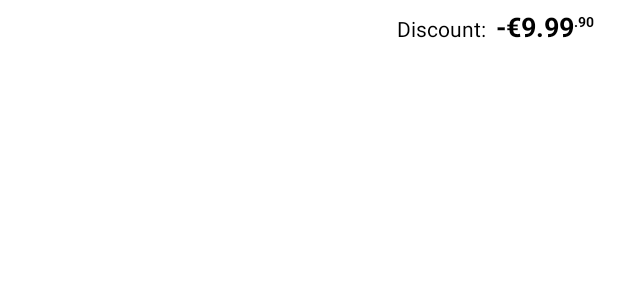
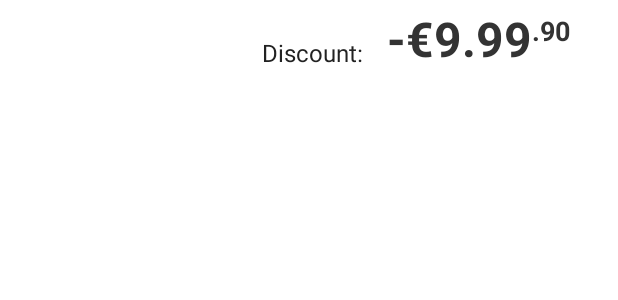
Before and after one commit to gini/gini-pay-bank-sdk-android, an Android app: the layout gpb_item_digital_invoice_addon.xml on its own in the app's theme, with its tools: preview values and no code run, on a phone screen of 412 x 824 dp. Shown: the top 300 px of the screen. Run offline under Robolectric (Android 15) with nearby library versions, the phone set to English and light mode, and no system bars.

Commit message:
Fixes - Back button for components module - addons fix - text updates

```diff
--- a/ginipaybank/src/main/res/layout/gpb_item_digital_invoice_addon.xml
+++ b/ginipaybank/src/main/res/layout/gpb_item_digital_invoice_addon.xml
@@ -1,8 +1,9 @@
 <?xml version="1.0" encoding="utf-8"?>
-<RelativeLayout xmlns:android="http://schemas.android.com/apk/res/android"
+<androidx.constraintlayout.widget.ConstraintLayout xmlns:android="http://schemas.android.com/apk/res/android"
     xmlns:tools="http://schemas.android.com/tools"
     android:layout_width="match_parent"
     android:layout_height="wrap_content"
+    xmlns:app="http://schemas.android.com/apk/res-auto"
     android:background="@android:color/transparent"
     android:paddingStart="@dimen/gpb_digital_invoice_addon_horizontal_padding"
     android:paddingTop="@dimen/gpb_digital_invoice_addon_vertical_padding"
@@ -17,6 +18,8 @@
         android:layout_alignParentEnd="true"
         android:layout_marginEnd="@dimen/gpb_digital_invoice_addon_name_margin_right"
         android:textAppearance="@style/GiniCaptureTheme.DigitalInvoice.Addon.Name.TextStyle"
+        app:layout_constraintEnd_toStartOf="@id/gpb_addon_price_total_integral_part"
+        app:layout_constraintBottom_toBottomOf="@id/gpb_addon_price_total_integral_part"
         tools:text="Discount:"/>
 
     <TextView
@@ -27,15 +30,18 @@
         android:layout_toStartOf="@+id/gpb_addon_price_total_fractional_part"
         android:includeFontPadding="false"
         android:textAppearance="@style/GiniCaptureTheme.DigitalInvoice.Addon.Price.Integral.TextStyle"
+        app:layout_constraintTop_toTopOf="parent"
+        app:layout_constraintEnd_toStartOf="@id/gpb_addon_price_total_fractional_part"
         tools:text="-€9.99" />
 
     <TextView
         android:id="@+id/gpb_addon_price_total_fractional_part"
         android:layout_width="wrap_content"
         android:layout_height="wrap_content"
-        android:layout_alignTop="@id/gpb_addon_price_total_integral_part"
-        android:layout_alignParentEnd="true"
         android:textAppearance="@style/GiniCaptureTheme.DigitalInvoice.Addon.Price.Fractional.TextStyle"
+        android:layout_marginEnd="@dimen/gpb_digital_invoice_addon_price_margin_right"
+        app:layout_constraintTop_toTopOf="parent"
+        app:layout_constraintEnd_toEndOf="parent"
         tools:text=".90" />
 
-</RelativeLayout>
+</androidx.constraintlayout.widget.ConstraintLayout>
--- a/ginipaybank/src/main/res/values/colors.xml
+++ b/ginipaybank/src/main/res/values/colors.xml
@@ -66,8 +66,8 @@
     <color name="gpb_digital_invoice_header_button_2_text_color">#fff</color>
 
 
-    <color name="gpb_digital_invoice_addon_name_text">#000</color>
-    <color name="gpb_digital_invoice_addon_price_text">#000</color>
+    <color name="gpb_digital_invoice_addon_name_text">#222222</color>
+    <color name="gpb_digital_invoice_addon_price_text">#333333</color>
 
     <color name="gpb_digital_invoice_onboarding_fragment_background">#009EDC</color>
     <color name="gpb_digital_invoice_onboarding_text">#fff</color>
--- a/ginipaybank/src/main/res/values/dimens.xml
+++ b/ginipaybank/src/main/res/values/dimens.xml
@@ -78,7 +78,8 @@
 
     <dimen name="gpb_digital_invoice_addon_horizontal_padding">16dp</dimen>
     <dimen name="gpb_digital_invoice_addon_vertical_padding">8dp</dimen>
-    <dimen name="gpb_digital_invoice_addon_name_margin_right">72dp</dimen>
+    <dimen name="gpb_digital_invoice_addon_name_margin_right">16dp</dimen>
+    <dimen name="gpb_digital_invoice_addon_price_margin_right">16dp</dimen>
 
     <dimen name="gpb_digital_invoice_onboarding_hero_image_vertical_margin">0dp</dimen>
     <dimen name="gpb_digital_invoice_onboarding_new_badge_vertical_margin">32dp</dimen>
@@ -115,4 +116,5 @@
     <dimen name="gpb_digital_invoice_line_item_details_price_padding">24dp</dimen>
     <dimen name="gpb_digital_invoice_line_item_remove_margin_top">10dp</dimen>
 
+
 </resources>
--- a/ginipaybank/src/main/res/values/strings.xml
+++ b/ginipaybank/src/main/res/values/strings.xml
@@ -14,7 +14,7 @@
     <string name="gpb_digital_invoice_line_item_quantity">%1$dx</string>
     <string name="gpb_digital_invoice_line_item_index">Artikel %1$d/%2$d</string>
 
-    <string name="gpb_digital_invoice_footer_notice">Bitte überprüfe vor der Zahlung, ob alles in Ordnung ist und bearbeite eventuell die Gesamtsumme.</string>
+    <string name="gpb_digital_invoice_footer_notice">Bitte überprüfe vor der Zahlung, ob alles in Ordnung ist und füge eventuell fehlende Artikel hinzu.</string>
     <string name="gpb_digital_invoice_pay">Bezahlen %1$d/%2$d</string>
     <string name="gpb_digital_invoice_return_reason_dialog_title">Der Grund der Rücksendung</string>
     <string name="gpb_digital_invoice_what_is_this_dialog_title">Was ist das?</string>
@@ -32,6 +32,7 @@
     </plurals>
     <string name="gpb_digital_invoice_line_item_details_selected">ausgewählt</string>
     <string name="gpb_digital_invoice_line_item_total_label">Inkl. MwSt</string>
+    <string name="gpb_digital_invoice_line_item_description_additional">Sonstiges</string>
 
     <string name="gpb_digital_header_title">Info</string>
     <string name="gpb_digital_header_text_1">Diese neue Funktion kann Fehler enthalten. Bitte überprüfe noch einmal die Artikel und den Gesamtbetrag und bearbeite diese gegebenenfalls.</string>
@@ -71,6 +72,4 @@
     <string name="gpb_return_assistant_help_section_3_title">Preis korrigieren</string>
     <string name="gpb_return_assistant_help_back_button_title">Zurück</string>
 
-
-
 </resources>
--- a/ginipaybank/src/main/res/values/styles.xml
+++ b/ginipaybank/src/main/res/values/styles.xml
@@ -207,20 +207,20 @@
         <item name="android:fontFamily">sans-serif</item>
         <item name="android:textAllCaps">false</item>
         <item name="android:textColor">@color/gpb_digital_invoice_addon_name_text</item>
-        <item name="android:textSize">14sp</item>
+        <item name="android:textSize">16sp</item>
     </style>
 
     <style name="Root.GiniCaptureTheme.DigitalInvoice.Addon.Price.Integral.TextStyle" parent="TextAppearance.AppCompat">
         <item name="android:fontFamily">sans-serif</item>
         <item name="android:textColor">@color/gpb_digital_invoice_addon_price_text</item>
-        <item name="android:textSize">18sp</item>
+        <item name="android:textSize">32sp</item>
         <item name="android:textStyle">bold</item>
     </style>
 
     <style name="Root.GiniCaptureTheme.DigitalInvoice.Addon.Price.Fractional.TextStyle" parent="TextAppearance.AppCompat">
         <item name="android:fontFamily">sans-serif</item>
         <item name="android:textColor">@color/gpb_digital_invoice_addon_price_text</item>
-        <item name="android:textSize">9sp</item>
+        <item name="android:textSize">18sp</item>
         <item name="android:textStyle">bold</item>
     </style>
 
```
Also changed, not shown: appcomponentapi/src/main/java/net/gini/pay/appcomponentapi/digitalinvoice/DigitalInvoiceExampleActivity.kt (+47 -1 lines), appcomponentapi/src/main/java/net/gini/pay/appcomponentapi/digitalinvoice/LineItemDetailsExampleActivity.kt (+11 -0 lines), ginipaybank/src/main/java/net/gini/pay/bank/capture/digitalinvoice/LineItemsAdapter.kt (+11 -7 lines), ginipaybank/src/main/java/net/gini/pay/bank/capture/digitalinvoice/details/LineItemDetailsScreenPresenter.kt (+7 -0 lines), ginipaybank/src/main/java/net/gini/pay/bank/capture/digitalinvoice/info/DigitalInvoiceInfoFragment.kt (+6 -2 lines), 1 other file.
